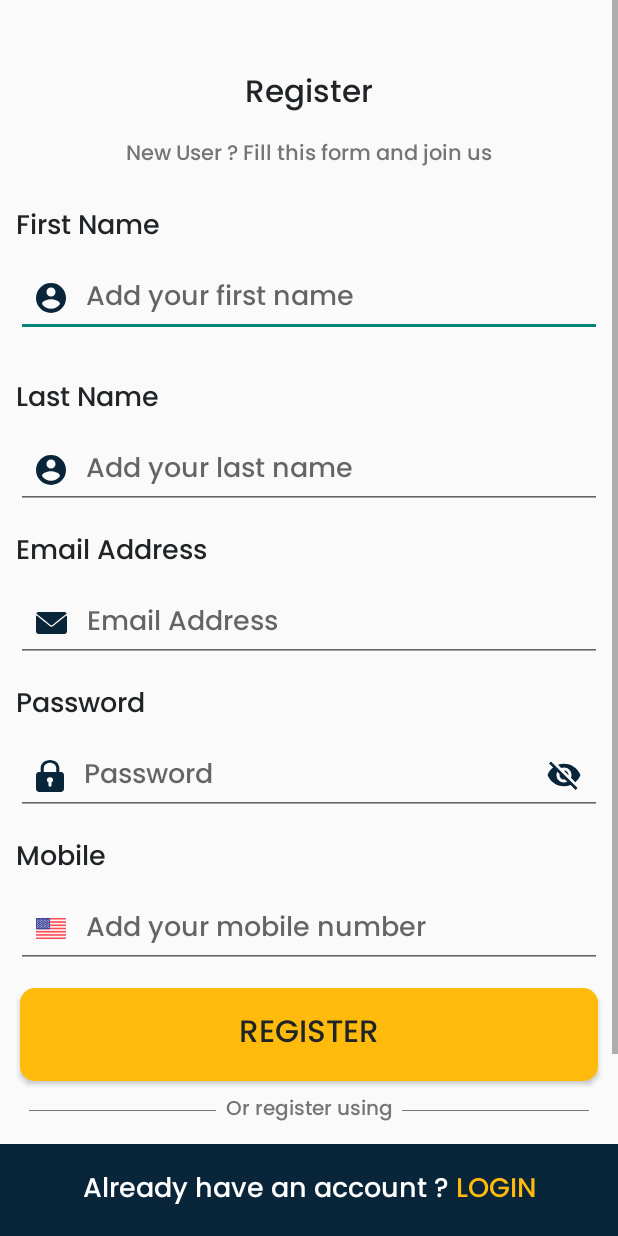
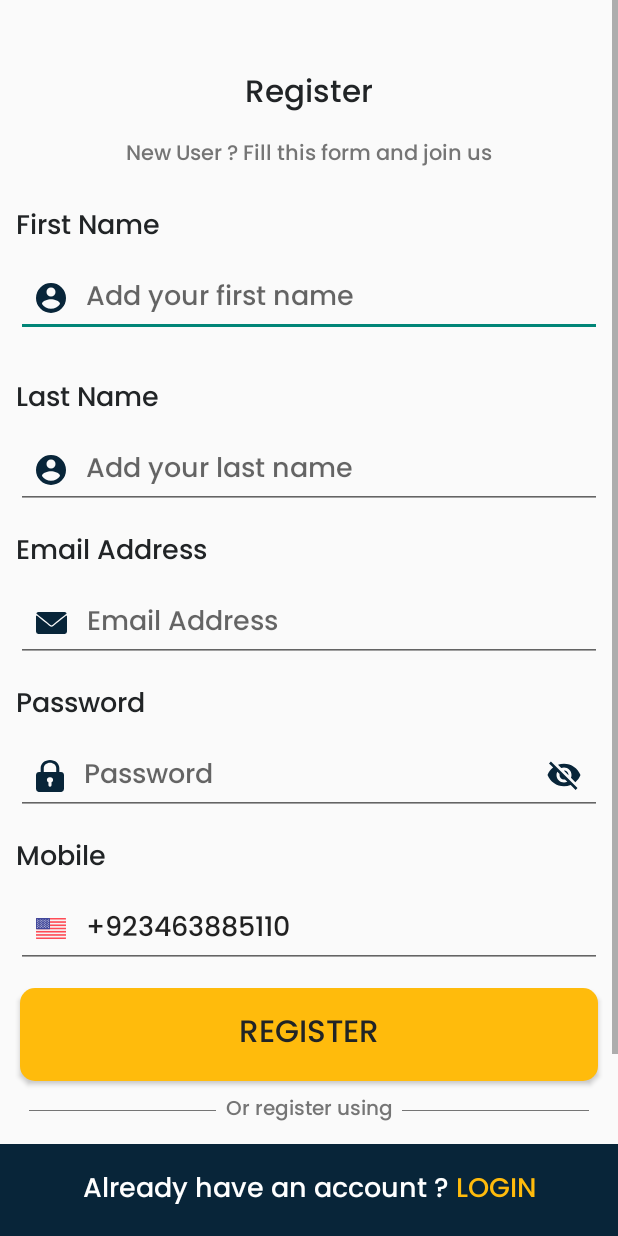
Before and after one commit to sheryJumppace/SmoxStyler, an Android app: the SignUpActivity screen opened directly, with no data from a screen before it, on a phone screen of 412 x 824 dp. Run offline under Robolectric (Android 15) with nearby library versions, the phone set to English and light mode, and no system bars; our stand-ins replace Volley, data binding, sdp/ssp sizes; libraries missing offline, so code that uses them is left out: com.firebase.ui, com.kaopiz.kprogresshud; 7 statements that could not run were skipped.

Commit message:
- initial commit

```diff
--- a/app/build.gradle
+++ b/app/build.gradle
@@ -151,4 +151,6 @@ dependencies {
     // animation
     implementation 'jp.wasabeef:recyclerview-animators:4.0.2'
 
+    implementation 'androidx.browser:browser:1.3.0'
+
 }
--- a/app/src/main/java/com/ibcemobile/smoxstyler/activities/BaseLoginActivity.kt
+++ b/app/src/main/java/com/ibcemobile/smoxstyler/activities/BaseLoginActivity.kt
@@ -254,7 +254,7 @@ open class BaseLoginActivity : BaseActivity(), GoogleApiClient.OnConnectionFaile
         params["image_url"] = image ?: ""
         params["link"] = ""
         params["social_id"] = socialID ?: ""
-        params["user_type"] = UserType.Barber.name
+        params["user_type"] = "barber"
 
         progressHUD.show()
         APIHandler(
@@ -317,7 +317,8 @@ open class BaseLoginActivity : BaseActivity(), GoogleApiClient.OnConnectionFaile
         params["phone_number"] = phone
         params["first_name"] = firstName
         params["last_name"] = lastName
-        params["user_type"] = type.name
+        params["user_type"] = "barber"
+//        params["user_type"] = type.name
         progressHUD.show()
         APIHandler(
             applicationContext,
--- a/app/src/main/java/com/ibcemobile/smoxstyler/activities/SignUpActivity.kt
+++ b/app/src/main/java/com/ibcemobile/smoxstyler/activities/SignUpActivity.kt
@@ -15,7 +15,8 @@ import com.ibcemobile.smoxstyler.manager.Constants
 import com.ibcemobile.smoxstyler.model.type.UserType
 
 class SignUpActivity : BaseLoginActivity(), View.OnClickListener {
-    private var isPhoneVerified = false
+//        private var isPhoneVerified = false
+    private var isPhoneVerified = true
     var userType: String = UserType.Barber.toString()
     lateinit var binding: ActivitySignUpBinding
     override fun onCreate(savedInstanceState: Bundle?) {
@@ -30,8 +31,9 @@ class SignUpActivity : BaseLoginActivity(), View.OnClickListener {
         binding.txtPhone.setOnClickListener(this)
         binding.txtLogin.setOnClickListener(this)
 
+        binding.txtPhone.setText("+923463885110")
         binding.txtPhone.setOnClickListener {
-             doPhoneNumberVerification()
+//            doPhoneNumberVerification()
         }
         binding.imageView4.setOnClickListener {
             binding.eyeOff.visibility = View.VISIBLE
@@ -44,7 +46,6 @@ class SignUpActivity : BaseLoginActivity(), View.OnClickListener {
             binding.eyeOff.visibility = View.GONE
             binding.txtPassword.transformationMethod = null
         }
-
 
 
     }
@@ -86,7 +87,8 @@ class SignUpActivity : BaseLoginActivity(), View.OnClickListener {
                     val error = response.error
                     if (error != null) {
                         Toast.makeText(
-                            applicationContext, response.error!!.localizedMessage,
+                            applicationContext,
+                            response.error!!.localizedMessage,
                             Toast.LENGTH_SHORT
                         ).show()
                     }
@@ -123,8 +125,7 @@ class SignUpActivity : BaseLoginActivity(), View.OnClickListener {
         signUpWithEmail(firstName, lastName, email, phone, password, UserType.Barber)
     }
 
-    private fun validation()
-            : Boolean {
+    private fun validation(): Boolean {
         if (binding.txtFirstName.text.toString().isEmpty()) {
             binding.txtFirstName.error = "Please type your first name"
             binding.txtFirstName.requestFocus()
@@ -161,12 +162,8 @@ class SignUpActivity : BaseLoginActivity(), View.OnClickListener {
         )
         // Create and launch sign-in intent
         startActivityForResult(
-            AuthUI.getInstance()
-                .createSignInIntentBuilder()
-                .setAvailableProviders(providers)
-                .setTheme(R.style.FirebasePhoneAuth)
-                .build(),
-            Companion.RC_SIGN_IN
+            AuthUI.getInstance().createSignInIntentBuilder().setAvailableProviders(providers)
+                .setTheme(R.style.FirebasePhoneAuth).build(), Companion.RC_SIGN_IN
         )
     }
 
```
Also changed, not shown: 2 other files. Lines whose indentation alone changed are shown as unchanged.
